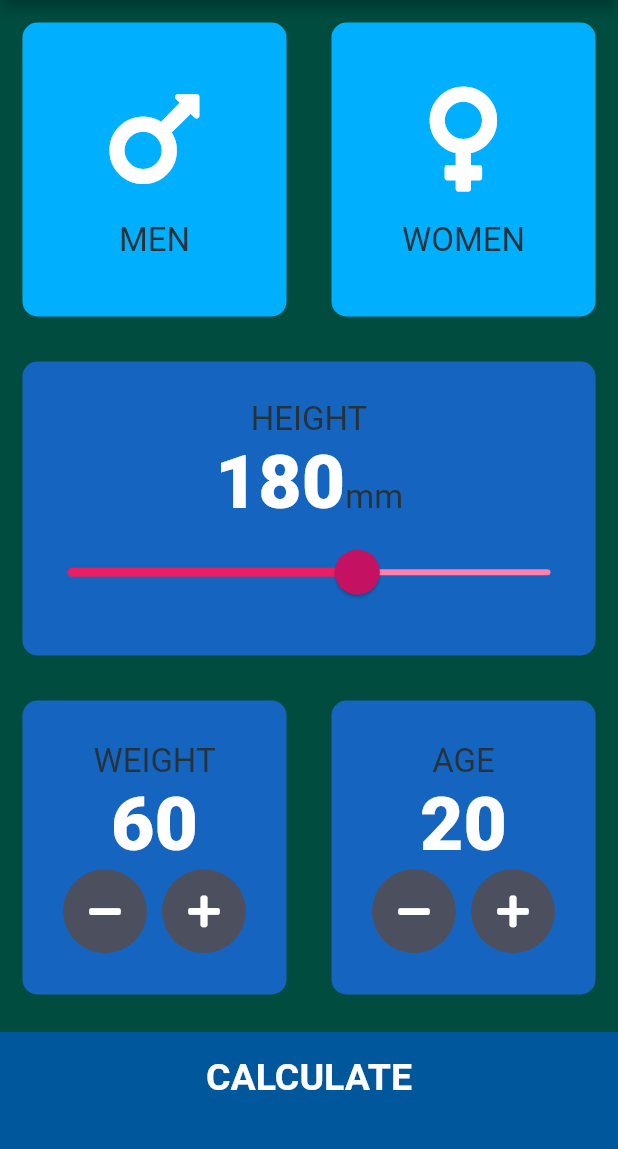
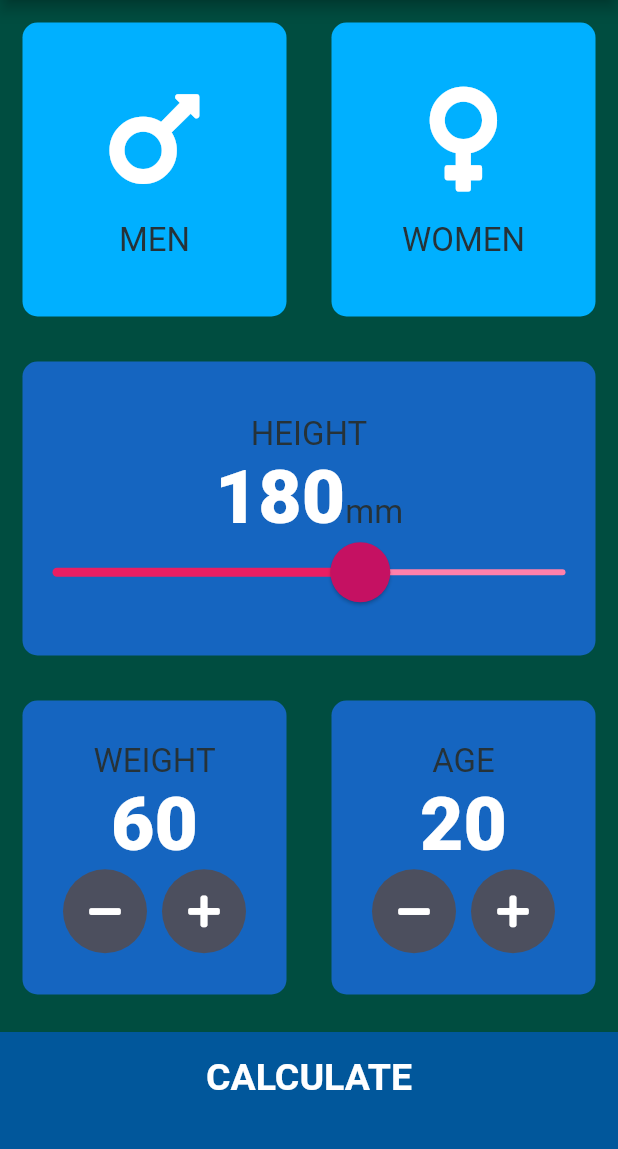
Before and after one commit to smamaHsn/BMI_Advanced_CALCULATOR_In_FLUTTER, a Flutter app: the screen it shows after launch, on a phone screen of 412 x 824 dp, the part 84-1233 px from its top. Run offline on Flutter 3.47's test engine with Material 2 defaults, Android fonts, the phone set to English and light mode, and no system bars; our stand-ins replace font_awesome_flutter.

Commit message:
Height Measurement Parameters color + Size changed

```diff
--- a/lib/screens/input_page.dart
+++ b/lib/screens/input_page.dart
@@ -102,9 +102,9 @@ class _InputPageState extends State<InputPage> {
                       thumbColor: Color(0xFFC51162),
                       overlayColor: Color(0x29EB1555),
                       thumbShape:
-                          RoundSliderThumbShape(enabledThumbRadius: 15.0),
+                          RoundSliderThumbShape(enabledThumbRadius: 20.0),
                       overlayShape:
-                          RoundSliderOverlayShape(overlayRadius: 30.0),
+                          RoundSliderOverlayShape(overlayRadius: 20.0),
                     ),
                     child: Slider(
                       value: height.toDouble(),
```
